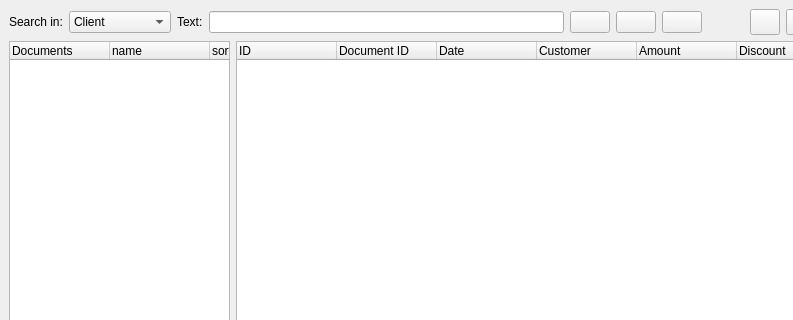
First picture: the form in trunk/ui/docopenfrm.ui, repository BackupTheBerlios/first4-svn, before the edit; both pictures show x 0 to 793 and y 0 to 320 of the 913 by 554 pixel window.
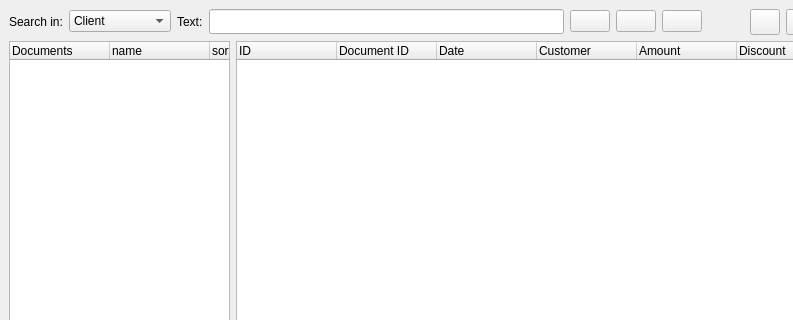
Second picture: the form after the edit. Icons and pictures are not drawn.

The edit to the form file:
```diff
--- a/trunk/ui/docopenfrm.ui
+++ b/trunk/ui/docopenfrm.ui
@@ -290,13 +290,13 @@
          <property name="minimumSize" >
           <size>
            <width>0</width>
-           <height>22</height>
+           <height>25</height>
           </size>
          </property>
          <property name="maximumSize" >
           <size>
            <width>16777215</width>
-           <height>22</height>
+           <height>25</height>
           </size>
          </property>
         </widget>
```
